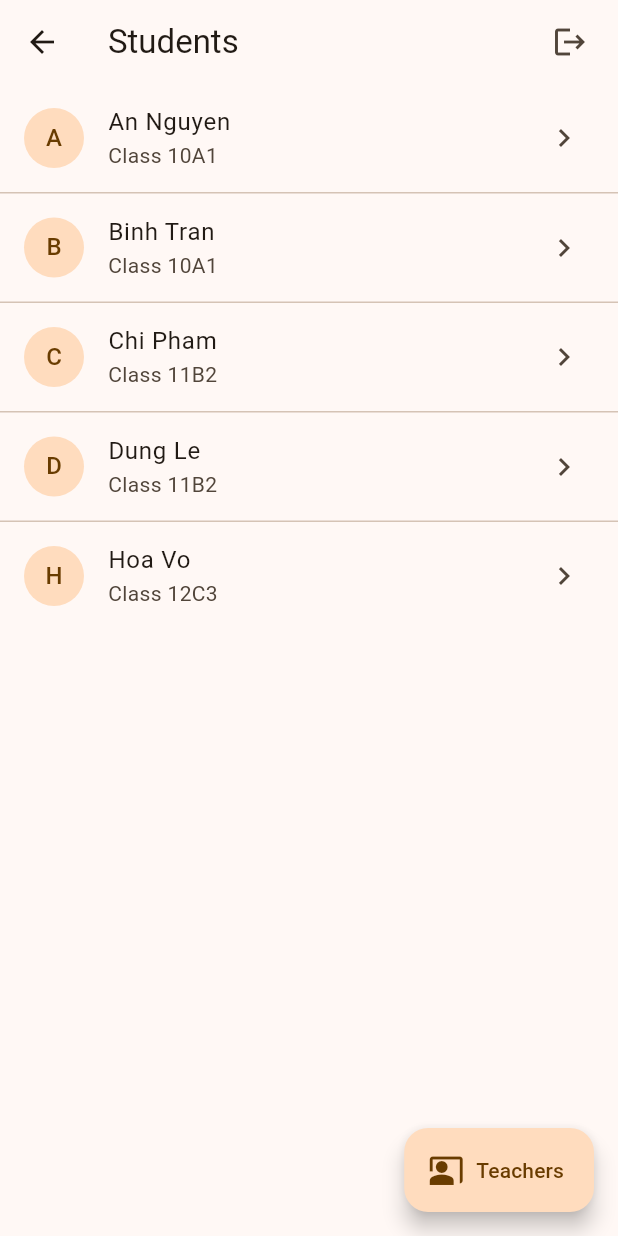
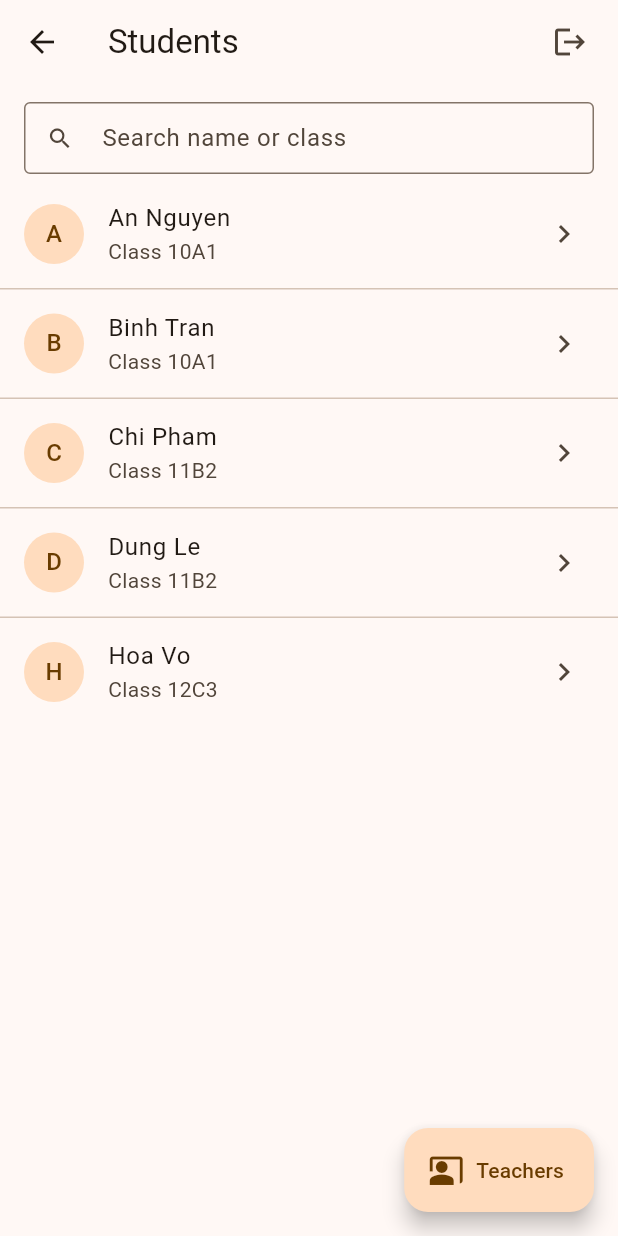
Before and after one commit to nguyenduckhai2583/sun-shine, a Flutter app: the _StudentsView screen opened directly, on a phone screen of 412 x 824 dp. Run offline on Flutter 3.47's test engine with Material 3 defaults, Android fonts, the phone set to English and light mode, and no system bars; our stand-ins replace go_router, rxdart.

Commit message:
add search function

```diff
--- a/lib/config/build_config.dart
+++ b/lib/config/build_config.dart
@@ -36,10 +36,7 @@ class BuildConfig {
       defaultValue: '1',
     );
     env = Env.fromName(
-      const String.fromEnvironment(
-        'APP_ENVIRONMENT_TYPE',
-        defaultValue: 'dev',
-      ),
+      const String.fromEnvironment('APP_ENVIRONMENT_TYPE', defaultValue: 'dev'),
     );
   }
 }
--- a/lib/routing/router.dart
+++ b/lib/routing/router.dart
@@ -55,9 +55,7 @@ GoRouter createRouter({
           path: Routes.studentDetailRelative,
           pageBuilder: (context, state) => _page(
             state,
-            StudentDetailScreen(
-              studentId: state.pathParameters['studentId']!,
-            ),
+            StudentDetailScreen(studentId: state.pathParameters['studentId']!),
           ),
         ),
       ],
--- a/lib/ui/auth/widgets/auth_scope.dart
+++ b/lib/ui/auth/widgets/auth_scope.dart
@@ -62,9 +62,7 @@ class _AuthScopeState extends State<AuthScope> {
           key: ValueKey(user?.id ?? '_anonymous'),
           providers: [
             Provider<User?>.value(value: user),
-            Provider<StudentApiClient>(
-              create: (context) => StudentApiClient(),
-            ),
+            Provider<StudentApiClient>(create: (context) => StudentApiClient()),
             // The only data-layer object that owns a resource, so it is the
             // only one that needs a dispose.
             Provider<StudentLocalService>(
--- a/lib/ui/student/view_models/students_viewmodel.dart
+++ b/lib/ui/student/view_models/students_viewmodel.dart
@@ -17,10 +17,44 @@ class StudentsViewModel extends ChangeNotifier {
 
   late final StreamSubscription<List<Student>> _subscription;
 
+  /// Debounce, wired by hand. With bloc this is one line on the handler
+  /// (`transformer: debounce(...)`); a ChangeNotifier has no such seam.
+  Timer? _debounce;
+
   List<Student> _students = const [];
-  List<Student> get students => _students;
+
+  String _query = '';
+  String get query => _query;
+
+  /// What the list renders. Derived, so it can never go stale and is never
+  /// stored twice.
+  List<Student> get visibleStudents {
+    if (_query.isEmpty) return _students;
+
+    final needle = _query.toLowerCase();
+    return _students
+        .where(
+          (student) =>
+              student.name.toLowerCase().contains(needle) ||
+              student.className.toLowerCase().contains(needle),
+        )
+        .toList();
+  }
 
   Future<void> load() => _repository.loadStudents();
+
+  /// Called on every keystroke. Each call cancels the timer the previous
+  /// one started, so only 300ms of silence lets a query through.
+  void search(String query) {
+    _debounce?.cancel();
+    _debounce = Timer(const Duration(milliseconds: 300), () => _onQuery(query));
+  }
+
+  void _onQuery(String query) {
+    debugPrint('[students] search -> "$query"');
+    _query = query;
+    notifyListeners();
+  }
 
   void _onStudents(List<Student> students) {
     _students = students;
@@ -30,6 +64,7 @@ class StudentsViewModel extends ChangeNotifier {
   @override
   void dispose() {
     _subscription.cancel();
+    _debounce?.cancel();
     super.dispose();
   }
 }
--- a/lib/ui/student/widgets/students_screen.dart
+++ b/lib/ui/student/widgets/students_screen.dart
@@ -27,7 +27,7 @@ class _StudentsView extends StatelessWidget {
 
   @override
   Widget build(BuildContext context) {
-    final students = context.watch<StudentsViewModel>().students;
+    final students = context.watch<StudentsViewModel>().visibleStudents;
     // AuthScope puts the session's User in the scope as a plain value, so
     // the app bar does not need to watch the repository at all.
     final name = context.watch<User?>()?.name ?? '';
@@ -45,19 +45,40 @@ class _StudentsView extends StatelessWidget {
           const SizedBox(width: 8),
         ],
       ),
-      body: ListView.separated(
+      body: Column(
+        children: [
+          Padding(
+            padding: const EdgeInsets.fromLTRB(16, 12, 16, 4),
+            child: TextField(
+              // Fires on every keystroke; the view model debounces.
+              onChanged: context.read<StudentsViewModel>().search,
+              decoration: const InputDecoration(
+                hintText: 'Search name or class',
+                prefixIcon: Icon(Icons.search),
+                border: OutlineInputBorder(),
+                isDense: true,
+              ),
+            ),
+          ),
+          Expanded(
+            child: ListView.separated(
               itemCount: students.length,
               separatorBuilder: (context, index) => const Divider(height: 1),
               itemBuilder: (context, index) {
                 final student = students[index];
                 return ListTile(
-            leading: CircleAvatar(child: Text(student.name.characters.first)),
+                  leading: CircleAvatar(
+                    child: Text(student.name.characters.first),
+                  ),
                   title: Text(student.name),
                   subtitle: Text('Class ${student.className}'),
                   trailing: const Icon(Icons.chevron_right),
                   onTap: () => context.push(Routes.studentDetail(student.id)),
                 );
               },
+            ),
+          ),
+        ],
       ),
       // Opens the teacher module. TeacherRepository does not exist yet at
       // this point — pushing this route is what creates it.
```
Also changed, not shown: lib/ui/teacher/view_models/teachers_viewmodel.dart (+42 -3 lines), lib/ui/teacher/widgets/teachers_screen.dart (+23 -3 lines), 1 other file. Lines whose indentation alone changed are shown as unchanged.
